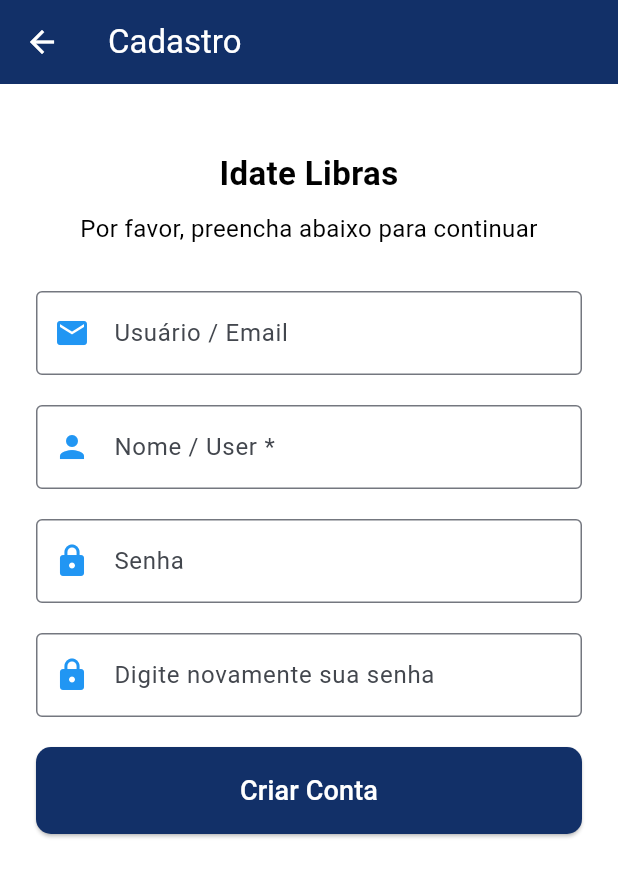
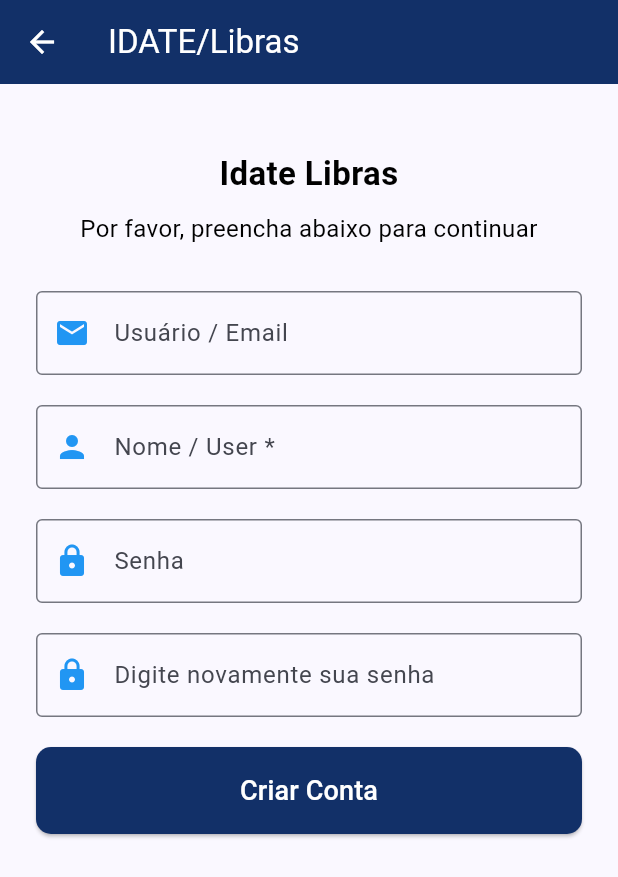
Before and after one commit to viniciusfurtado1/idate_libras, a Flutter app: the LoginPage screen opened directly, after a tap on "Entrar", after a tap on "Não tenho conta, desejo me registrar.", on a phone screen of 412 x 824 dp. Shown: the top 877 px of the screen. Run offline on Flutter 3.47's test engine with Material 3 defaults, Android fonts, the phone set to English and light mode, and no system bars; our stand-ins replace cloud_firestore, firebase_auth, firebase_core, flick_video_player, shared_preferences, video_player; accounts and stored records are empty; generated files the repository leaves out were written again.

Commit message:
Corrigindo as cores

```diff
--- a/devtools_options.yaml
+++ b/devtools_options.yaml
@@ -1 +1,2 @@
 extensions:
+  - provider: true
--- a/lib/home_page.dart
+++ b/lib/home_page.dart
@@ -17,7 +17,7 @@ class _MyHomePageState extends State<MyHomePage> {
   Widget build(BuildContext context) {
     return Scaffold(
       appBar: AppBar(
-        backgroundColor: Theme.of(context).colorScheme.primary,
+        backgroundColor: const Color(0xFF123068),
         title: const Text(
           "IDATE/Libras",
           style: TextStyle(fontWeight: FontWeight.normal, color: Colors.white),
@@ -37,7 +37,6 @@ class _MyHomePageState extends State<MyHomePage> {
       ),
       body: Center(
         child: Container(
-          color: const Color(0xFFF6F6F6),
           child: Padding(
             padding: const EdgeInsets.all(16.0),
             child: Column(
@@ -109,7 +108,7 @@ class _MyHomePageState extends State<MyHomePage> {
           }
         },
         shape: const CircleBorder(),
-        backgroundColor: Theme.of(context).colorScheme.primary,
+        backgroundColor: const Color(0xFF123068),
         child: const Icon(
           Icons.arrow_forward,
           color: Colors.white,
--- a/lib/idate_e/idate_e_intrucoes.dart
+++ b/lib/idate_e/idate_e_intrucoes.dart
@@ -35,7 +35,7 @@ class _IdateTInstrucoesState extends State<IdateEInstrucoes> {
         iconTheme: const IconThemeData(
           color: Colors.white, // Defina a cor desejada aqui
         ),
-        backgroundColor: Theme.of(context).colorScheme.primary,
+        backgroundColor: const Color(0xFF123068),
         title: const Text(
           "IDATE-E/Libras",
           style: TextStyle(fontWeight: FontWeight.normal, color: Colors.white),
@@ -43,7 +43,6 @@ class _IdateTInstrucoesState extends State<IdateEInstrucoes> {
       ),
       body: Center(
         child: Container(
-          color: const Color(0xFFF6F6F6),
           child: Padding(
             padding: const EdgeInsets.only(top: 16.0),
             child: Column(
@@ -72,7 +71,7 @@ class _IdateTInstrucoesState extends State<IdateEInstrucoes> {
               builder: (context) => const QuestionPageIdateE()));
         },
         shape: const CircleBorder(),
-        backgroundColor: Theme.of(context).colorScheme.primary,
+        backgroundColor: const Color(0xFF123068),
         child: const Icon(
           Icons.arrow_forward,
           color: Colors.white,
--- a/lib/idate_e/question_page_idate_e.dart
+++ b/lib/idate_e/question_page_idate_e.dart
@@ -214,7 +214,7 @@ class _QuestionPageIdateT extends State<QuestionPageIdateE> {
           'IDATE-E/Libras',
           style: TextStyle(fontWeight: FontWeight.normal, color: Colors.white),
         ),
-        backgroundColor: Theme.of(context).colorScheme.primary,
+        backgroundColor: const Color(0xFF123068),
       ),
       body: PageView.builder(
         physics: const NeverScrollableScrollPhysics(),
@@ -247,8 +247,8 @@ class _QuestionPageIdateT extends State<QuestionPageIdateE> {
         onPressed: _isNextButtonEnabled() ? _nextPage : null,
         shape: const CircleBorder(),
         backgroundColor: _isNextButtonEnabled()
-                  ? Theme.of(context).colorScheme.primary
-                  : Theme.of(context).colorScheme.inversePrimary,
+            ? const Color(0xFF123068) // Cor ajustada
+            : Colors.grey,
         child: const Icon(
           Icons.arrow_forward,
           color: Colors.white,
--- a/lib/idate_t/idate_t_intrucoes.dart
+++ b/lib/idate_t/idate_t_intrucoes.dart
@@ -34,7 +34,7 @@ class _IdateTInstrucoesState extends State<IdateTInstrucoes> {
         iconTheme: const IconThemeData(
           color: Colors.white, // Defina a cor desejada aqui
         ),
-        backgroundColor: Theme.of(context).colorScheme.primary,
+        backgroundColor: const Color(0xFF123068),
         title: const Text(
           "IDATE-T/Libras",
           style: TextStyle(fontWeight: FontWeight.normal, color: Colors.white),
@@ -42,7 +42,6 @@ class _IdateTInstrucoesState extends State<IdateTInstrucoes> {
       ),
       body: Center(
         child: Container(
-          color: const Color(0xFFF6F6F6),
           child: Padding(
             padding: const EdgeInsets.only(top: 16.0),
             child: Column(
@@ -71,7 +70,7 @@ class _IdateTInstrucoesState extends State<IdateTInstrucoes> {
               builder: (context) => const QuestionPageIdateT()));
         },
         shape: const CircleBorder(),
-        backgroundColor: Theme.of(context).colorScheme.primary,
+        backgroundColor: const Color(0xFF123068),
         child: const Icon(
           Icons.arrow_forward,
           color: Colors.white,
--- a/lib/login_page.dart
+++ b/lib/login_page.dart
@@ -15,14 +15,12 @@ class LoginPage extends StatelessWidget {
     Future<void> _login() async {
       if (_formKey.currentState?.validate() ?? false) {
         try {
-          // Autenticar com Firebase
           final UserCredential userCredential =
           await FirebaseAuth.instance.signInWithEmailAndPassword(
             email: _emailController.text.trim(),
             password: _passwordController.text.trim(),
           );
 
-          // Navega para a tela de dashboard ao fazer login com sucesso
           Navigator.push(
             context,
             MaterialPageRoute(
@@ -33,7 +31,6 @@ class LoginPage extends StatelessWidget {
             ),
           );
         } on FirebaseAuthException catch (e) {
-          // Mostrar mensagens de erro específicas
           String errorMessage;
           if (e.code == 'user-not-found') {
             errorMessage = 'Usuário não encontrado.';
@@ -50,15 +47,26 @@ class LoginPage extends StatelessWidget {
     }
 
     return Scaffold(
+        appBar: AppBar(
+        iconTheme: const IconThemeData(
+        color: Colors.white,
+    ),
+    title: const Text(
+    'IDATE/Libras',
+    style: TextStyle(fontWeight: FontWeight.normal, color: Colors.white),
+    ),
     backgroundColor: const Color(0xFF123068),
-      body: SafeArea(
+        ),
+      body: Container(
+        child: SafeArea(
           child: Column(
+            crossAxisAlignment: CrossAxisAlignment.stretch,
             children: [
               const SizedBox(height: 40.0),
               Column(
                 children: [
                   Image.asset(
-                  'assets/images/logo.png',
+                    'assets/images/logo.jpg',
                     height: 100,
                   ),
                   const SizedBox(height: 20),
@@ -67,7 +75,7 @@ class LoginPage extends StatelessWidget {
                     style: TextStyle(
                       fontSize: 22,
                       fontWeight: FontWeight.bold,
-                    color: Colors.white,
+                      color: Colors.black,
                     ),
                   ),
                   const SizedBox(height: 10),
@@ -75,21 +83,15 @@ class LoginPage extends StatelessWidget {
                     'Por favor, preencha abaixo para continuar',
                     style: TextStyle(
                       fontSize: 16,
-                    color: Colors.white,
+                      color: Colors.black,
                     ),
                   ),
                 ],
               ),
               const SizedBox(height: 30),
               Expanded(
-              child: Container(
-                padding: const EdgeInsets.all(24.0),
-                decoration: const BoxDecoration(
-                  color: Colors.white,
-                  borderRadius: BorderRadius.vertical(
-                    top: Radius.circular(30.0),
-                  ),
-                ),
+                child: Padding(
+                  padding: const EdgeInsets.symmetric(horizontal: 24.0),
                   child: Form(
                     key: _formKey,
                     child: Column(
@@ -107,7 +109,8 @@ class LoginPage extends StatelessWidget {
                           validator: (value) {
                             if (value == null || value.isEmpty) {
                               return 'Por favor, insira um email';
-                          } else if (!RegExp(r'^[^@]+@[^@]+\.[^@]+').hasMatch(value)) {
+                            } else if (!RegExp(r'^[^@]+@[^@]+\.[^@]+')
+                                .hasMatch(value)) {
                               return 'Insira um email válido';
                             }
                             return null;
@@ -181,6 +184,7 @@ class LoginPage extends StatelessWidget {
             ],
           ),
         ),
+      ),
     );
   }
 }
--- a/lib/main.dart
+++ b/lib/main.dart
@@ -21,7 +21,7 @@ class MyApp extends StatelessWidget {
       debugShowCheckedModeBanner: false,
       theme: ThemeData(
         colorScheme: ColorScheme.fromSeed(
-          seedColor: const Color.fromARGB(255, 0, 76, 147),
+          seedColor: const Color(0xFF123068), // Cor base alterada
         ),
       ),
       home: const WelcomePage(), // Início da navegação com a WelcomePage
--- a/lib/question_widget.dart
+++ b/lib/question_widget.dart
@@ -41,7 +41,6 @@ class _QuestionWidgetState extends State<QuestionWidget> {
   @override
   Widget build(BuildContext context) {
     return Container(
-      color: const Color(0xFFF6F6F6),
       child: Padding(
         padding: const EdgeInsets.all(0.0),
         child: Column(
@@ -73,7 +72,7 @@ class _QuestionWidgetState extends State<QuestionWidget> {
                         padding: const EdgeInsets.only(left: 10.0, right: 10.0),
                         height: 50,
                         decoration: BoxDecoration(
-                          color: Theme.of(context).colorScheme.primary,
+                          color: Color(0xFF123068),
                           border: Border.all(color: Colors.black, width: 1.0),
                           borderRadius: BorderRadius.circular(25.0),
                         ),
--- a/lib/register_page.dart
+++ b/lib/register_page.dart
@@ -59,13 +59,16 @@ class _RegisterPageState extends State<RegisterPage> {
   @override
   Widget build(BuildContext context) {
     return Scaffold(
-      backgroundColor: const Color(0xFFFFFFFF),
       appBar: AppBar(
-        backgroundColor: const Color(0xFF123068),
-        title: const Text(
-          "Cadastro",
-          style: TextStyle(color: Colors.white),
-        ),
+          iconTheme: const IconThemeData(
+            color: Colors.white,
+          ),
+          title: const Text(
+            'IDATE/Libras',
+            style: TextStyle(fontWeight: FontWeight.normal, color: Colors.white),
+          ),
+          backgroundColor: const Color(0xFF123068),
+
         leading: IconButton(
           icon: const Icon(Icons.arrow_back),
           color: Colors.white,
--- a/lib/welcome_page.dart
+++ b/lib/welcome_page.dart
@@ -18,7 +18,7 @@ class WelcomePage extends StatelessWidget {
             Column(
               children: [
                 Image.asset(
-                  'assets/images/logo.png', // Verifique se o caminho está correto
+                  'assets/images/logo.jpg', // Verifique se o caminho está correto
                   height: 150,
                   errorBuilder: (context, error, stackTrace) {
                     return const Icon(
```
Also changed, not shown: lib/dashboard_page.dart (+48 -33 lines), lib/form_summary.dart (+9 -13 lines), lib/idate_t/question_page_idate_t.dart (+4 -4 lines), lib/result_page.dart (+17 -19 lines), lib/success_page.dart (+26 -9 lines). Lines whose indentation alone changed are shown as unchanged.
